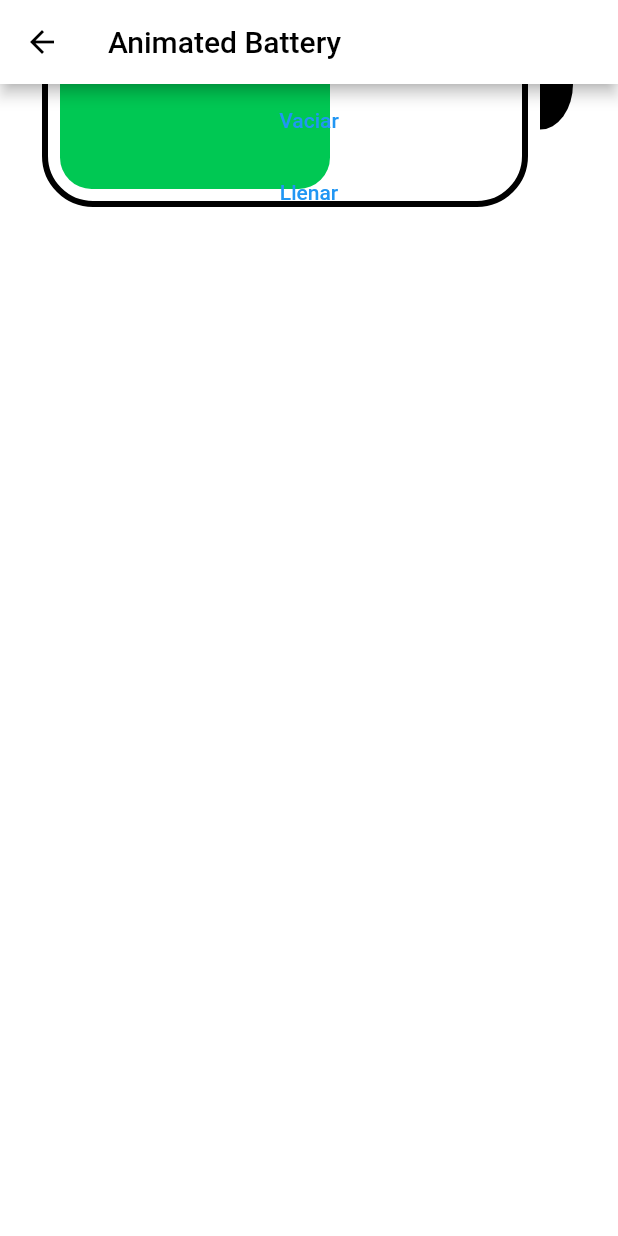
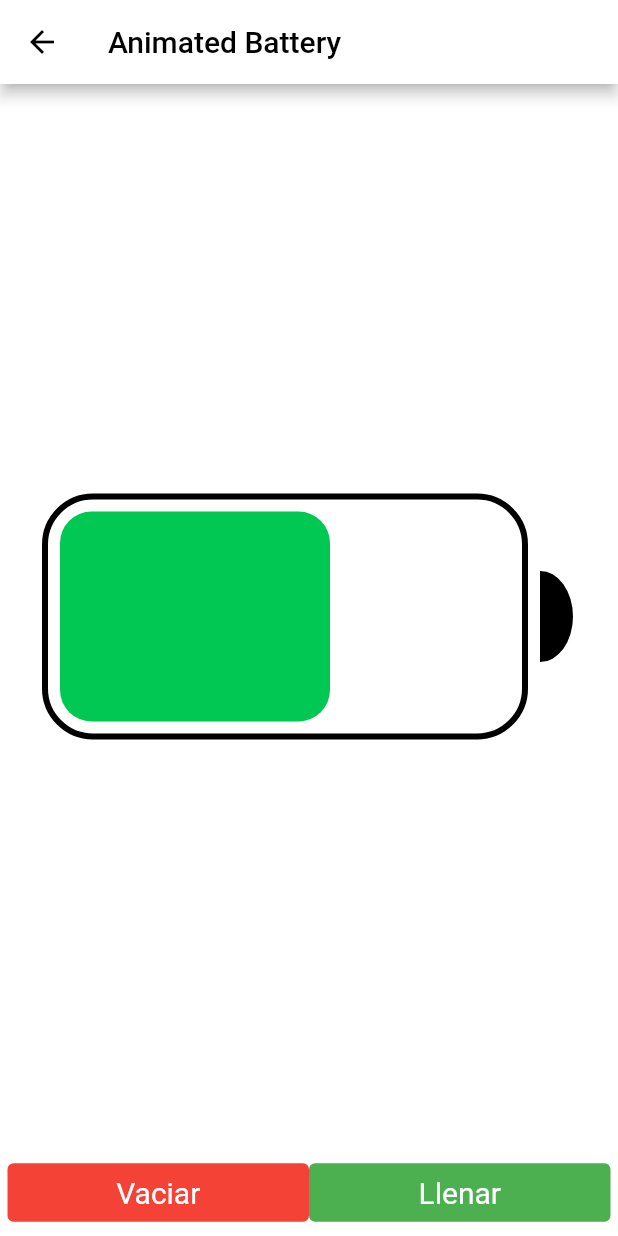
Before and after one commit to EduardoAyora/flutter-canvas-api, a Flutter app: the screen it shows after launch, after a tap on "Animated Battery", on a phone screen of 412 x 824 dp. Run offline on Flutter 3.47's test engine with Material 2 defaults, Android fonts, the phone set to English and light mode, and no system bars.

Commit message:
Corregir layout boton llenado y vaciado de bateria

```diff
--- a/lib/battery/animated_battery.dart
+++ b/lib/battery/animated_battery.dart
@@ -55,13 +55,44 @@ class _AnimatedBatteryState extends State<AnimatedBattery> {
   Widget build(BuildContext context) {
     return Column(
       mainAxisSize: MainAxisSize.min,
-      crossAxisAlignment: CrossAxisAlignment.stretch,
+      // crossAxisAlignment: CrossAxisAlignment.stretch,
       children: [
-        CustomPaint(
-          painter: BatteryPainter(charge: value),
+        Expanded(
+          flex: 1,
+          child: Container(
+            width: double.infinity,
+            child: CustomPaint(
+              painter: BatteryPainter(charge: value),
+            ),
+          ),
         ),
-        TextButton(onPressed: emptyBatery, child: Text('Vaciar')),
-        TextButton(onPressed: fillBatery, child: Text('Llenar')),
+        Container(
+          padding: EdgeInsets.all(5),
+          child: Row(
+            children: [
+              Expanded(
+                child: TextButton(
+                  onPressed: emptyBatery,
+                  child: Text('Vaciar'),
+                  style: TextButton.styleFrom(
+                      primary: Colors.white,
+                      textStyle: const TextStyle(fontSize: 20),
+                      backgroundColor: Colors.red),
+                ),
+              ),
+              Expanded(
+                child: TextButton(
+                  onPressed: fillBatery,
+                  child: Text('Llenar'),
+                  style: TextButton.styleFrom(
+                      primary: Colors.white,
+                      textStyle: const TextStyle(fontSize: 20),
+                      backgroundColor: Colors.green),
+                ),
+              ),
+            ],
+          ),
+        ),
       ],
     );
   }
```
